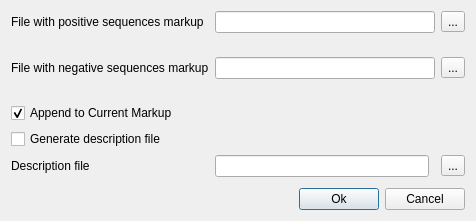
Old version of the form src/plugins/expert_discovery/src/ui/ExpertDiscoveryPosNegMrkDialog.ui in the repository violethaze74/ugene.
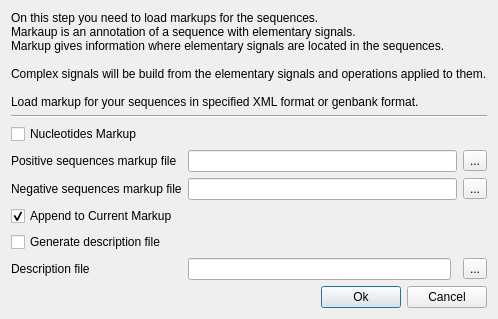
New version of the form. Icons and pictures are not drawn.

```diff
--- a/src/plugins/expert_discovery/src/ui/ExpertDiscoveryPosNegMrkDialog.ui
+++ b/src/plugins/expert_discovery/src/ui/ExpertDiscoveryPosNegMrkDialog.ui
@@ -9,8 +9,8 @@
    <rect>
     <x>0</x>
     <y>0</y>
-    <width>476</width>
-    <height>221</height>
+    <width>445</width>
+    <height>303</height>
    </rect>
   </property>
   <property name="sizePolicy">
@@ -32,99 +32,79 @@
   <layout class="QVBoxLayout" name="verticalLayout">
    <item>
     <layout class="QGridLayout" name="gridLayout">
-     <item row="0" column="0">
+     <item row="3" column="0">
       <widget class="QLabel" name="label_2">
        <property name="text">
-        <string>File with positive sequences markup</string>
+        <string>Positive sequences markup file</string>
+       </property>
+       <property name="buddy">
+        <cstring>firstFileEdit</cstring>
        </property>
       </widget>
      </item>
-     <item row="0" column="1" colspan="2">
+     <item row="3" column="1" colspan="2">
       <widget class="QLineEdit" name="firstFileEdit"/>
      </item>
-     <item row="0" column="3">
+     <item row="3" column="3">
       <widget class="QToolButton" name="openFirstButton">
        <property name="text">
         <string>...</string>
        </property>
       </widget>
      </item>
-     <item row="1" column="0">
-      <spacer name="verticalSpacer_3">
-       <property name="orientation">
-        <enum>Qt::Vertical</enum>
-       </property>
-       <property name="sizeHint" stdset="0">
-        <size>
-         <width>20</width>
-         <height>18</height>
-        </size>
-       </property>
-      </spacer>
-     </item>
-     <item row="7" column="0">
+     <item row="8" column="0">
       <widget class="QCheckBox" name="oneSequenceCheckBox">
        <property name="text">
         <string>Generate description file</string>
        </property>
       </widget>
      </item>
-     <item row="5" column="0">
-      <spacer name="verticalSpacer_2">
-       <property name="orientation">
-        <enum>Qt::Vertical</enum>
-       </property>
-       <property name="sizeHint" stdset="0">
-        <size>
-         <width>20</width>
-         <height>18</height>
-        </size>
-       </property>
-      </spacer>
-     </item>
-     <item row="4" column="3">
+     <item row="6" column="3">
       <widget class="QToolButton" name="openSecondButton">
        <property name="text">
         <string>...</string>
        </property>
       </widget>
      </item>
-     <item row="4" column="1" colspan="2">
+     <item row="6" column="1" colspan="2">
       <widget class="QLineEdit" name="secondFileEdit">
        <property name="enabled">
         <bool>true</bool>
        </property>
       </widget>
      </item>
-     <item row="4" column="0">
+     <item row="6" column="0">
       <widget class="QLabel" name="label_3">
        <property name="text">
-        <string>File with negative sequences markup</string>
+        <string>Negative sequences markup file</string>
+       </property>
+       <property name="buddy">
+        <cstring>secondFileEdit</cstring>
        </property>
       </widget>
      </item>
-     <item row="8" column="0">
+     <item row="9" column="0">
       <widget class="QLabel" name="label_4">
        <property name="text">
         <string>Description file</string>
        </property>
       </widget>
      </item>
-     <item row="8" column="1">
+     <item row="9" column="1">
       <widget class="QLineEdit" name="thirdFileEdit">
        <property name="enabled">
         <bool>true</bool>
        </property>
       </widget>
      </item>
-     <item row="8" column="3">
+     <item row="9" column="3">
       <widget class="QToolButton" name="openThirdButton">
        <property name="text">
         <string>...</string>
        </property>
       </widget>
      </item>
-     <item row="6" column="0">
+     <item row="7" column="0">
       <widget class="QCheckBox" name="addToCurrentCheck">
        <property name="text">
         <string>Append to Current Markup</string>
@@ -134,21 +114,35 @@
        </property>
       </widget>
      </item>
+     <item row="0" column="0" colspan="4">
+      <widget class="QLabel" name="instructionLabel">
+       <property name="text">
+        <string>On this step you need to load markups for the sequences. 
+Markaup is an annotation of a sequence with elementary signals.
+Markup gives information where elementary signals are located in the sequences.
+
+Complex signals will be build from the elementary signals and operations applied to them. 
+
+Load markup for your sequences in specified XML format or genbank format.</string>
+       </property>
+      </widget>
+     </item>
+     <item row="1" column="0" colspan="4">
+      <widget class="Line" name="line">
+       <property name="orientation">
+        <enum>Qt::Horizontal</enum>
+       </property>
+      </widget>
+     </item>
+     <item row="2" column="0" colspan="4">
+      <widget class="QCheckBox" name="lettersCheck">
+       <property name="text">
+        <string>Nucleotides Markup</string>
+       </property>
+      </widget>
+     </item>
     </layout>
    </item>
-   <item>
-    <spacer name="verticalSpacer">
-     <property name="orientation">
-      <enum>Qt::Vertical</enum>
-     </property>
-     <property name="sizeHint" stdset="0">
-      <size>
-       <width>20</width>
-       <height>5</height>
-      </size>
-     </property>
-    </spacer>
-   </item>
    <item>
     <layout class="QHBoxLayout" name="horizontalLayout">
      <item>
```
Left out of the diff: 20 changed lines with no effect on the pictures.
